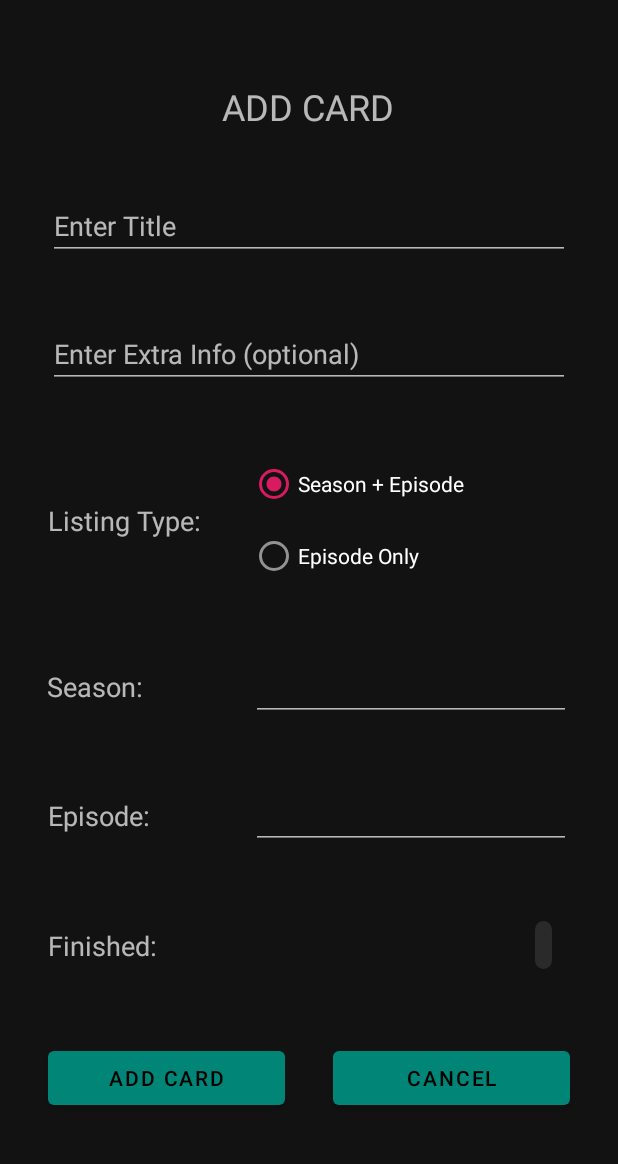
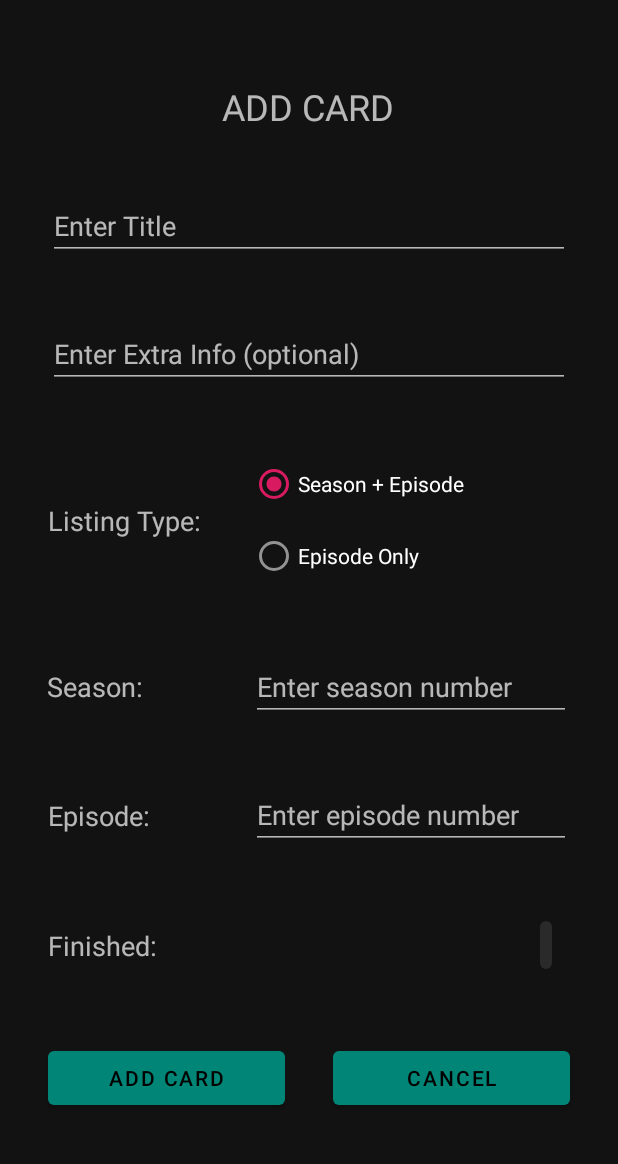
Before and after one commit to TorsteinA/WIP_SeriesTrackerWidget, an Android app: the AddSeriesListEntityFragment screen opened through its navigation route, on a phone screen of 412 x 824 dp, the part 62-1226 px from its top. Run offline under Robolectric (Android 15) with nearby library versions, the light colour scheme and no system bars; our stand-ins replace Room's generated code, data binding; 4 statements that could not run were skipped.

Commit message:
Fixed Number inputs in AddSeriesListEntity

```diff
--- a/app/build.gradle
+++ b/app/build.gradle
@@ -56,7 +56,6 @@ dependencies {
     implementation 'androidx.core:core-ktx:1.1.0'
     implementation 'androidx.constraintlayout:constraintlayout:1.1.3'
 
-
     implementation 'androidx.lifecycle:lifecycle-extensions:2.1.0'
     implementation 'androidx.lifecycle:lifecycle-viewmodel-ktx:2.1.0'
 
--- a/app/src/main/java/com/example/seriestracker/addSeriesListEntity/AddSeriesListEntityFragment.kt
+++ b/app/src/main/java/com/example/seriestracker/addSeriesListEntity/AddSeriesListEntityFragment.kt
@@ -1,6 +1,8 @@
 package com.example.seriestracker.addSeriesListEntity
 
 import android.os.Bundle
+import android.text.Editable
+import android.text.TextWatcher
 import android.view.LayoutInflater
 import android.view.View
 import android.view.ViewGroup
@@ -13,8 +15,11 @@ import com.example.seriestracker.R
 import com.example.seriestracker.database.SeriesListEntityDatabase
 import com.example.seriestracker.databinding.FragmentAddNewSeriesListEntityBinding
 import com.example.seriestracker.hideKeyboard
+import kotlinx.android.synthetic.main.fragment_add_new_series_list_entity.*
 
 class AddSeriesListEntityFragment : Fragment() {
+
+    lateinit var viewModel : AddSeriesListEntityViewModel
 
     override fun onCreateView(
         inflater: LayoutInflater,
@@ -25,18 +30,15 @@ class AddSeriesListEntityFragment : Fragment() {
         val binding: FragmentAddNewSeriesListEntityBinding = DataBindingUtil.inflate(
             inflater, R.layout.fragment_add_new_series_list_entity, container, false)
         val application = requireNotNull(this.activity).application
-
-        //val arguments = AddSeriesListEntityFragmentArgs.fromBundle(arguments!!)
-
         val dataSource = SeriesListEntityDatabase.getInstance(application).seriesListEntityDatabaseDao
         val viewModelFactory = AddSeriesListEntityViewModelFactory( dataSource )//, arguments.listEntityId )
-
         val seriesListEntityViewModel = ViewModelProviders.of(
             this, viewModelFactory).get(AddSeriesListEntityViewModel::class.java)
 
         binding.seriesListEntityViewModel = seriesListEntityViewModel
         binding.lifecycleOwner = this
 
+        viewModel = seriesListEntityViewModel
 
         // Observer for Navigation back to Main List
         seriesListEntityViewModel.navigateToMainList.observe(this, Observer {
@@ -51,6 +53,45 @@ class AddSeriesListEntityFragment : Fragment() {
             }
         })
 
+
         return binding.root
     }
+
+    // EditText's not available in OnCreateView, but are accessible in OnViewCreated.
+    override fun onViewCreated(view: View, savedInstanceState: Bundle?) {
+
+        // Observer for listening to season
+        editSeriesEnterSeason.addTextChangedListener(object : TextWatcher
+        {
+            override fun afterTextChanged(p0: Editable?)
+            {
+                var seasonText = p0.toString()
+                if (seasonText != "")                {
+                    var seasonNumber = seasonText.toInt()
+                    viewModel.setSeason(seasonNumber)
+                } else {
+                    viewModel.setSeason(0)
+                }
+            }
+            override fun beforeTextChanged(p0: CharSequence?, p1: Int, p2: Int, p3: Int) {}
+            override fun onTextChanged(p0: CharSequence?, p1: Int, p2: Int, p3: Int) {}
+        })
+
+        // Observer for listening to episode
+        editSeriesEnterEpisode.addTextChangedListener(object : TextWatcher
+        {
+            override fun afterTextChanged(p0: Editable?)
+            {
+                var episodeText = p0.toString()
+                if (episodeText != "")                {
+                    var episodeNumber = episodeText.toInt()
+                    viewModel.setEpisode(episodeNumber)
+                } else {
+                    viewModel.setEpisode(0)
+                }
+            }
+            override fun beforeTextChanged(p0: CharSequence?, p1: Int, p2: Int, p3: Int) {}
+            override fun onTextChanged(p0: CharSequence?, p1: Int, p2: Int, p3: Int) {}
+        })
+    }
 }
--- a/app/src/main/java/com/example/seriestracker/addSeriesListEntity/AddSeriesListEntityViewModel.kt
+++ b/app/src/main/java/com/example/seriestracker/addSeriesListEntity/AddSeriesListEntityViewModel.kt
@@ -34,7 +34,9 @@ class AddSeriesListEntityViewModel(
     fun getTitle() = title
     fun getExtras() = extras
     fun getSeason() = season
+    fun setSeason(s: Int) { season.value = s}
     fun getEpisode() = episode
+    fun setEpisode(e: Int) { episode.value = e}
 
     private var _navigateToMainList = MutableLiveData<Boolean>()
     val navigateToMainList: LiveData<Boolean>
@@ -60,6 +62,8 @@ class AddSeriesListEntityViewModel(
         _navigateToMainList.value = true
     }
 
+
+
     // Database functions
     private suspend fun update(entity: SeriesListEntity) = withContext(Dispatchers.IO) { database.update(entity) }
     private suspend fun insert(entity: SeriesListEntity) : Long = withContext(Dispatchers.IO) { database.insert(entity) }
--- a/app/src/main/res/layout/fragment_add_new_series_list_entity.xml
+++ b/app/src/main/res/layout/fragment_add_new_series_list_entity.xml
@@ -118,6 +118,8 @@
             app:layout_constraintStart_toStartOf="parent"
             app:layout_constraintTop_toTopOf="@+id/editSeriesEnterSeason" />
 
+
+<!--        android:text="@={`` + seriesListEntityViewModel.season}"       -->
         <EditText
             android:id="@+id/editSeriesEnterSeason"
             android:layout_width="wrap_content"
@@ -127,7 +129,8 @@
             android:ems="10"
             android:importantForAutofill="no"
             android:inputType="number"
-            android:text="@={`` + seriesListEntityViewModel.season}"
+            android:hint="Enter season number"
+            android:text=""
             app:layout_constraintBottom_toTopOf="@+id/editSeriesEnterEpisode"
             app:layout_constraintEnd_toEndOf="parent"
             app:layout_constraintStart_toEndOf="@+id/editSeriesSeasonText"
@@ -146,6 +149,8 @@
             app:layout_constraintStart_toStartOf="parent"
             app:layout_constraintTop_toTopOf="@+id/editSeriesEnterEpisode" />
 
+
+<!--        android:text="@={`` + seriesListEntityViewModel.episode}"       -->
         <EditText
             android:id="@+id/editSeriesEnterEpisode"
             android:layout_width="wrap_content"
@@ -155,7 +160,8 @@
             android:ems="10"
             android:importantForAutofill="no"
             android:inputType="number"
-            android:text="@={`` + seriesListEntityViewModel.episode}"
+            android:hint="Enter episode number"
+            android:text=""
             app:layout_constraintBottom_toTopOf="@+id/seriesEntityFinishedChipGroup"
             app:layout_constraintEnd_toEndOf="parent"
             app:layout_constraintStart_toEndOf="@+id/addSeriesEpisodeText"
@@ -174,7 +180,7 @@
 
         <com.google.android.material.chip.ChipGroup
             android:id="@+id/seriesEntityFinishedChipGroup"
-            android:layout_width="35dp"
+            android:layout_width="32dp"
             android:layout_height="wrap_content"
             android:layout_marginStart="32dp"
             android:layout_marginEnd="32dp"
```
